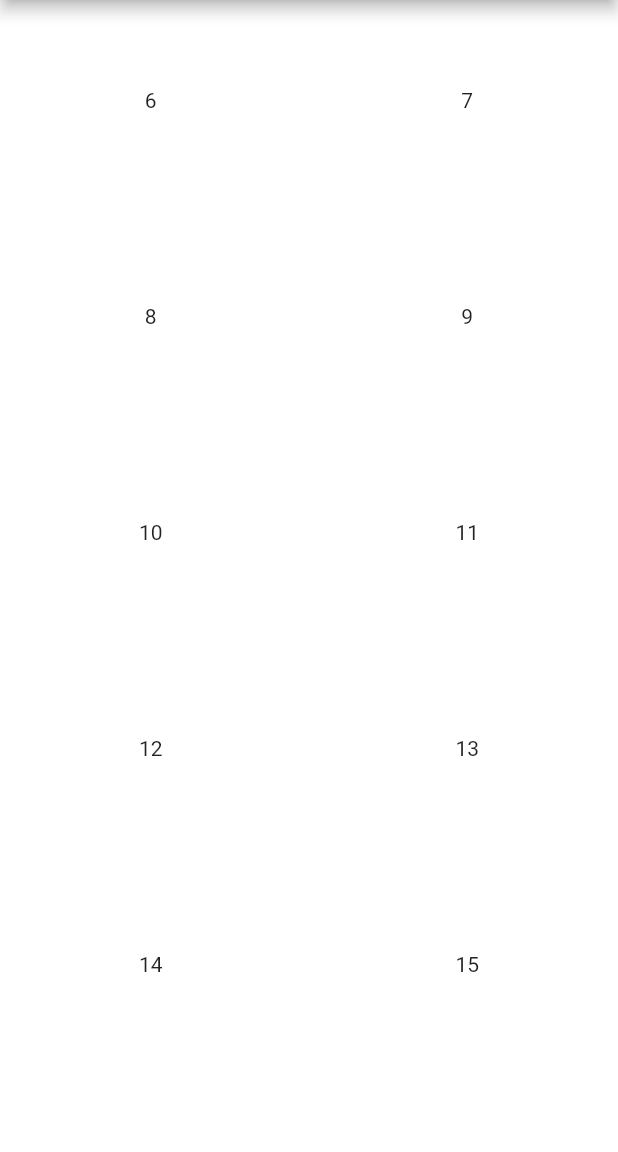
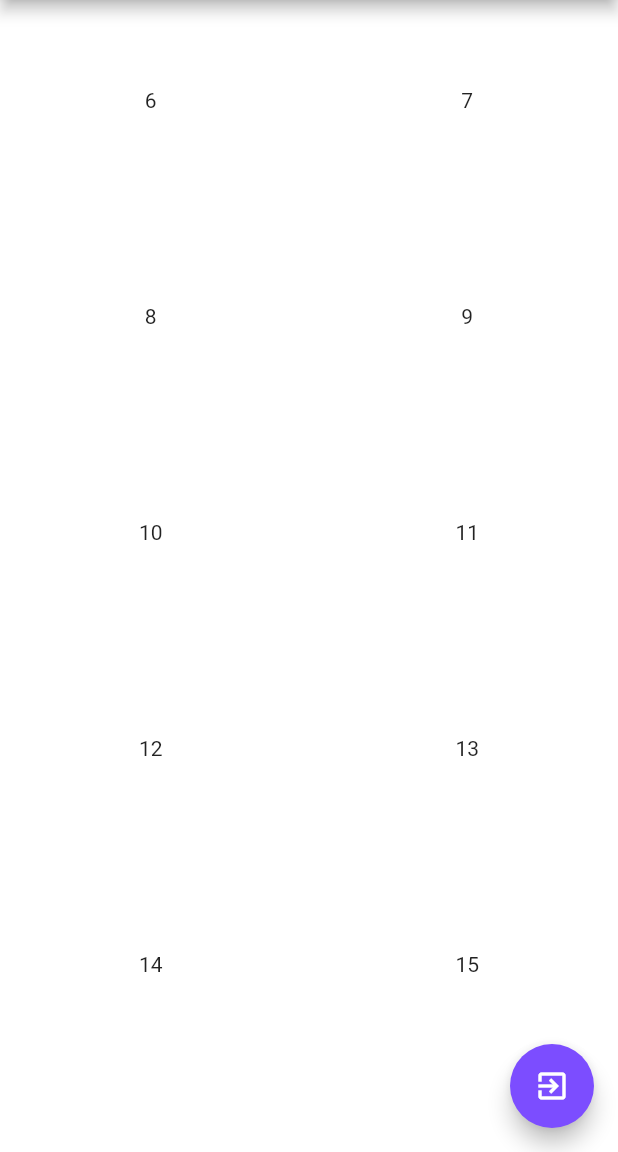
Before and after one commit to Mashood97/Filled-Stack-Architecture, a Flutter app: the HomeView screen opened by its route, scrolled down 576 dp, on a phone screen of 412 x 824 dp, the part 84-1236 px from its top. Run offline on Flutter 3.47's test engine with Material 2 defaults, Android fonts, the phone set to English and light mode, and no system bars; drawn by our look-alikes of carousel_pro; our stand-ins replace auto_route, device_preview, get_it, google_fonts, image_picker, injectable and 5 more; missing offline and left inert: flutter_isolate; accounts and stored records are empty; network calls fail.

Commit message:
Ios Style Added

```diff
--- a/flutter_ecommerce_user_app/lib/main.dart
+++ b/flutter_ecommerce_user_app/lib/main.dart
@@ -50,6 +50,9 @@ class MyApp extends StatelessWidget {
           )
         : CupertinoApp(
             theme: CupertinoThemeData(
+              primaryColor: Colors.deepOrangeAccent,
+             scaffoldBackgroundColor: Colors.white,
+              barBackgroundColor: Colors.deepPurpleAccent,
               textTheme: CupertinoTextThemeData(
                 textStyle: GoogleFonts.oswald(
                   color: Colors.white,
--- a/flutter_ecommerce_user_app/lib/ui/views/home/home_view.dart
+++ b/flutter_ecommerce_user_app/lib/ui/views/home/home_view.dart
@@ -56,6 +56,13 @@ class HomeView extends StatelessWidget {
           ],
         ),
       ),
+      floatingActionButtonAnimator: FloatingActionButtonAnimator.scaling,
+      floatingActionButton: FloatingActionButton(
+        child: Icon(Icons.exit_to_app),
+        onPressed: () {
+          model.logoutUser();
+        },
+      ),
     );
   }
 
```
